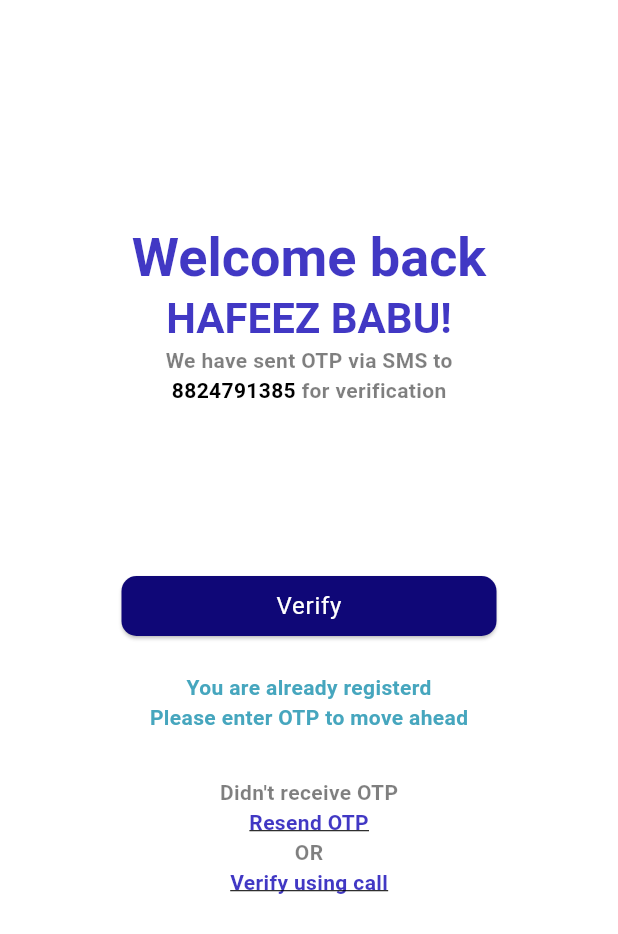
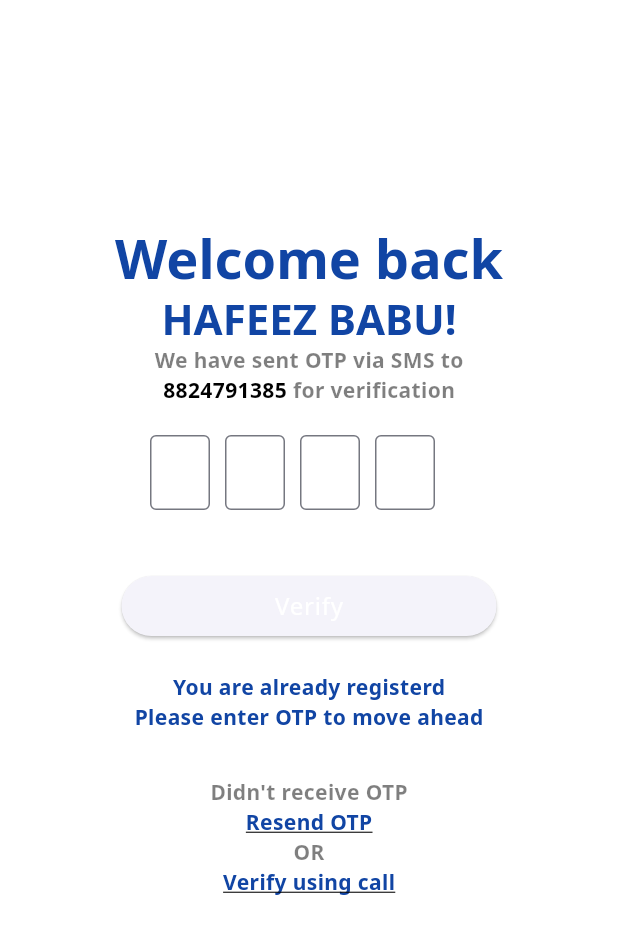
Before and after one commit to sarkarstanmoy/LabourBank, a Flutter app: the screen it shows after launch, after a tap on "Submit Phone Number", on a phone screen of 412 x 824 dp. Shown: the top 934 px of the screen. Run offline on Flutter 3.47's test engine with Material 2 defaults, Android fonts, the phone set to English and light mode, and no system bars; our stand-ins replace curved_navigation_bar, flex_color_scheme, google_fonts, lottie; generated files the repository leaves out were written again.

Commit message:
theme update

```diff
--- a/frontend/labour_bank/lib/src/helpers/base_page.dart
+++ b/frontend/labour_bank/lib/src/helpers/base_page.dart
@@ -14,7 +14,6 @@ abstract class BasePage extends StatelessWidget {
         child: Container(
             width: mediaQuery.size.width,
             height: mediaQuery.size.height,
-            color: Colors.white,
             child: SingleChildScrollView(
               child: Column(
                 children: [
--- a/frontend/labour_bank/lib/src/helpers/custom_light_colors.dart
+++ b/frontend/labour_bank/lib/src/helpers/custom_light_colors.dart
@@ -2,8 +2,5 @@ import 'package:flutter/material.dart';
 
 class CustomLightColors {
   CustomLightColors._();
-  static const Color backgroundColor = Color.fromRGBO(18, 18, 18, 0);
-  static Color primaryColor = const Color.fromARGB(255, 15, 7, 119);
-  static Color primaryColorVariant = Colors.white;
-  static Color secondaryColor = const Color.fromARGB(255, 65, 56, 196);
+  static Color primaryColor = const Color(0xff1145a4);
 }
--- a/frontend/labour_bank/lib/src/login/login_view.dart
+++ b/frontend/labour_bank/lib/src/login/login_view.dart
@@ -8,20 +8,16 @@ class Login extends StatelessWidget {
     final mediaQuery = MediaQuery.of(context);
 
     return Scaffold(
-      body: Container(
-        width: mediaQuery.size.width,
-        height: mediaQuery.size.height,
-        color: Colors.white,
-        child: SingleChildScrollView(
+      body: SingleChildScrollView(
+        child: Center(
           child: Column(children: [
-            Image.asset('assets/images/logo.jpeg'),
-            Align(
+            Image.asset('assets/images/logo-transparent.png'),
+            const Align(
               alignment: AlignmentDirectional.centerStart,
               child: Padding(
-                padding: const EdgeInsets.fromLTRB(60, 0, 0, 0),
+                padding: EdgeInsets.fromLTRB(60, 0, 0, 0),
                 child: Text(
                   "Phone Number",
-                  style: Theme.of(context).textTheme.bodyText2,
                 ),
               ),
             ),
@@ -41,16 +37,15 @@ class Login extends StatelessWidget {
                       },
                   child: Text(
                     "Submit Phone Number",
-                    style: Theme.of(context).textTheme.bodyText1,
+                    style: Theme.of(context).primaryTextTheme.bodyLarge,
                   )),
             ),
-            Align(
+            const Align(
               alignment: AlignmentDirectional.center,
               child: Padding(
-                padding: const EdgeInsets.fromLTRB(0, 20, 0, 0),
+                padding: EdgeInsets.fromLTRB(0, 20, 0, 0),
                 child: Text(
                   "Have a referral code?",
-                  style: Theme.of(context).textTheme.bodyText2,
                 ),
               ),
             ),
@@ -60,9 +55,6 @@ class Login extends StatelessWidget {
                 padding: EdgeInsets.fromLTRB(0, 20, 0, 0),
                 child: Text(
                   "Looking to hire staff? Click here",
-                  style: TextStyle(
-                      color: Color.fromARGB(255, 70, 166, 190),
-                      fontWeight: FontWeight.bold),
                 ),
               ),
             ),
--- a/frontend/labour_bank/lib/src/login/otp_view.dart
+++ b/frontend/labour_bank/lib/src/login/otp_view.dart
@@ -111,21 +111,15 @@ class OtpView extends StatelessWidget {
                           },
                       child: Text(
                         "Verify",
-                        style: Theme.of(context).textTheme.bodyText1,
+                        style: Theme.of(context).primaryTextTheme.bodyText1,
                       )),
                 ),
               ),
               const Text(
                 "You are already registerd",
-                style: TextStyle(
-                    color: Color.fromARGB(255, 70, 166, 190),
-                    fontWeight: FontWeight.bold),
               ),
               const Text(
                 "Please enter OTP to move ahead",
-                style: TextStyle(
-                    color: Color.fromARGB(255, 70, 166, 190),
-                    fontWeight: FontWeight.bold),
               ),
               Padding(
                   padding: const EdgeInsets.fromLTRB(0, 30, 0, 0),
--- a/frontend/labour_bank/lib/src/theme/dark_theme.dart
+++ b/frontend/labour_bank/lib/src/theme/dark_theme.dart
@@ -1,43 +1,29 @@
+import 'package:flex_color_scheme/flex_color_scheme.dart';
 import 'package:flutter/material.dart';
-import 'package:google_fonts/google_fonts.dart';
-
-import '../helpers/custom_dark_colors.dart';
 
 ThemeData customdarktheme() {
-  return ThemeData.dark().copyWith(
-      hintColor: const Color.fromARGB(100, 224, 224, 224),
-      useMaterial3: true,
-      iconTheme: IconThemeData(color: CustomDarkColors.secondaryColor),
-      cardTheme: CardTheme(color: CustomDarkColors.secondaryColor),
-      primaryColor: CustomDarkColors.primaryColor,
-      backgroundColor: const Color.fromARGB(100, 224, 224, 224),
-      dividerTheme: DividerThemeData(
-          color: CustomDarkColors.secondaryColor, thickness: 1, space: 30),
-      elevatedButtonTheme: ElevatedButtonThemeData(
-          style: ElevatedButton.styleFrom(
-              primary: CustomDarkColors.primaryColor,
-              onPrimary: CustomDarkColors.secondaryColor,
-              shape: RoundedRectangleBorder(
-                  borderRadius: BorderRadius.circular(10)),
-              textStyle:
-                  const TextStyle(fontSize: 18, fontWeight: FontWeight.bold))),
-      // appBarTheme: AppBarTheme(backgroundColor: CustomDarkColors.primaryColor),
-      textTheme: GoogleFonts.robotoTextTheme().copyWith(
-        headline4: TextStyle(color: CustomDarkColors.secondaryColor),
-        headline5: TextStyle(color: CustomDarkColors.primaryColor),
-        headline6: const TextStyle(fontWeight: FontWeight.bold),
-        subtitle1: TextStyle(
-            color: CustomDarkColors.primaryColor, fontWeight: FontWeight.bold),
-        subtitle2: TextStyle(color: CustomDarkColors.secondaryColor),
-        bodyText2: TextStyle(color: CustomDarkColors.textColor2),
-        bodyText1: TextStyle(color: CustomDarkColors.textColor1),
-        caption: TextStyle(
-            foreground: Paint()..color = CustomDarkColors.secondaryColor),
-      ),
-      floatingActionButtonTheme: FloatingActionButtonThemeData(
-          elevation: 1,
-          foregroundColor: CustomDarkColors.secondaryColor,
-          backgroundColor: CustomDarkColors.primaryColor),
-      colorScheme:
-          ColorScheme.fromSwatch().copyWith(secondary: Colors.deepOrange));
+  return FlexThemeData.dark(
+    colors: const FlexSchemeColor(
+      primary: Color(0xffbbcae5),
+      primaryContainer: Color(0xff577cbf),
+      secondary: Color(0xffe9bfbf),
+      secondaryContainer: Color(0xffcb6060),
+      tertiary: Color(0xffdde5f5),
+      tertiaryContainer: Color(0xff7297d9),
+      appBarColor: Color(0xffdde5f5),
+      error: null,
+    ),
+    surfaceMode: FlexSurfaceMode.highScaffoldLowSurface,
+    blendLevel: 15,
+    appBarOpacity: 0.90,
+    subThemesData: const FlexSubThemesData(
+      blendOnLevel: 30,
+      cardRadius: 19.0,
+    ),
+    useMaterial3ErrorColors: true,
+    visualDensity: FlexColorScheme.comfortablePlatformDensity,
+    useMaterial3: true,
+    // To use the playground font, add GoogleFonts package and uncomment
+    // fontFamily: GoogleFonts.notoSans().fontFamily,
+  );
 }
--- a/frontend/labour_bank/lib/src/theme/light_theme.dart
+++ b/frontend/labour_bank/lib/src/theme/light_theme.dart
@@ -1,65 +1,54 @@
+import 'package:flex_color_scheme/flex_color_scheme.dart';
 import 'package:flutter/material.dart';
 import 'package:google_fonts/google_fonts.dart';
 
 import '../helpers/custom_light_colors.dart';
 
 ThemeData customlighttheme() {
-  return ThemeData(
+  return FlexThemeData.light(
+    colors: const FlexSchemeColor(
+      primary: Color(0xff1145a4),
+      primaryContainer: Color(0xff9fb4da),
+      secondary: Color(0xffb61d1d),
+      secondaryContainer: Color(0xffe1a4a4),
+      tertiary: Color(0xff376bca),
+      tertiaryContainer: Color(0xffcfdbf2),
+      appBarColor: Color(0xffcfdbf2),
+      error: Color(0xffb00020),
+    ),
+    surfaceMode: FlexSurfaceMode.highSurfaceLowScaffold,
+    blendLevel: 20,
+    appBarOpacity: 0.95,
+    subThemesData: const FlexSubThemesData(
+      blendOnLevel: 20,
+      blendOnColors: false,
+      cardRadius: 19.0,
+      elevatedButtonSchemeColor: SchemeColor.onPrimary,
+      elevatedButtonSecondarySchemeColor: SchemeColor.primary,
+    ),
+    useMaterial3ErrorColors: true,
+    visualDensity: FlexColorScheme.comfortablePlatformDensity,
     useMaterial3: true,
-      fontFamily: "Roboto",
-      primaryColor: CustomLightColors.primaryColor,
-      scaffoldBackgroundColor: Colors.white,
-      buttonTheme: ButtonThemeData(buttonColor: CustomLightColors.primaryColor),
-      backgroundColor: CustomLightColors.secondaryColor,
-      iconTheme: IconThemeData(color: CustomLightColors.secondaryColor),
-      cardTheme: CardTheme(color: CustomLightColors.primaryColorVariant),
-      dividerTheme: DividerThemeData(
-          color: CustomLightColors.secondaryColor, thickness: 1, space: 30),
-      elevatedButtonTheme: ElevatedButtonThemeData(
-          style: ElevatedButton.styleFrom(
-              backgroundColor: CustomLightColors.primaryColor,
-              foregroundColor: CustomLightColors.secondaryColor,
-              shape: RoundedRectangleBorder(
-                  borderRadius: BorderRadius.circular(10)),
-              textStyle: const TextStyle(
-                  fontSize: 16, fontWeight: FontWeight.normal))),
-      appBarTheme:
-          AppBarTheme(backgroundColor: CustomLightColors.primaryColorVariant),
-      textTheme: GoogleFonts.robotoTextTheme().copyWith(
+    fontFamily: GoogleFonts.notoSans().fontFamily,
+    textTheme: GoogleFonts.notoSansTextTheme().copyWith(
         headline6: TextStyle(
-            color: CustomLightColors.primaryColorVariant,
+          color: CustomLightColors.primaryColor,
         ),
         headline5: TextStyle(
-              color: CustomLightColors.secondaryColor,
-              fontWeight: FontWeight.bold),
+            color: CustomLightColors.primaryColor, fontWeight: FontWeight.bold),
         headline4: TextStyle(
-              color: CustomLightColors.secondaryColor,
-              fontWeight: FontWeight.bold),
+            color: CustomLightColors.primaryColor, fontWeight: FontWeight.bold),
         headline3: TextStyle(
-              color: CustomLightColors.secondaryColor,
-              fontWeight: FontWeight.bold),
+            color: CustomLightColors.primaryColor, fontWeight: FontWeight.bold),
         subtitle1: TextStyle(
-              color: CustomLightColors.secondaryColor,
-              fontWeight: FontWeight.bold),
-          subtitle2: TextStyle(color: CustomLightColors.secondaryColor),
+            color: CustomLightColors.primaryColor, fontWeight: FontWeight.bold),
+        subtitle2: TextStyle(color: CustomLightColors.primaryColor),
         bodyText2: TextStyle(
-              color: CustomLightColors.secondaryColor,
-              fontWeight: FontWeight.bold),
-          bodyText1: TextStyle(color: CustomLightColors.primaryColorVariant),
+            color: CustomLightColors.primaryColor, fontWeight: FontWeight.bold),
+        bodyText1: TextStyle(color: CustomLightColors.primaryColor),
         caption: TextStyle(
-              foreground: Paint()..color = CustomLightColors.secondaryColor),
+            foreground: Paint()..color = CustomLightColors.primaryColor),
         overline: TextStyle(
-              foreground: Paint()..color = CustomLightColors.secondaryColor)),
-      floatingActionButtonTheme: FloatingActionButtonThemeData(
-          elevation: 10,
-          foregroundColor: Colors.white,
-          backgroundColor: CustomLightColors.primaryColor),
-      bottomNavigationBarTheme: BottomNavigationBarThemeData(
-          selectedItemColor: CustomLightColors.primaryColor,
-          selectedIconTheme:
-              IconThemeData(color: CustomLightColors.primaryColor, size: 30),
-          unselectedIconTheme:
-              IconThemeData(color: CustomLightColors.secondaryColor, size: 30)),
-      colorScheme:
-          ColorScheme.fromSwatch().copyWith(secondary: Colors.deepOrange));
+            foreground: Paint()..color = CustomLightColors.primaryColor)),
+  );
 }
```
Also changed, not shown: frontend/labour_bank/lib/src/common/widgets/bottom_navigation.dart (+16 -16 lines), frontend/labour_bank/lib/src/home_screen/home_view.dart (+15 -59 lines), frontend/labour_bank/assets/images/logo-transparent.png (added), frontend/labour_bank/pubspec.lock. Lines whose indentation alone changed are shown as unchanged.
